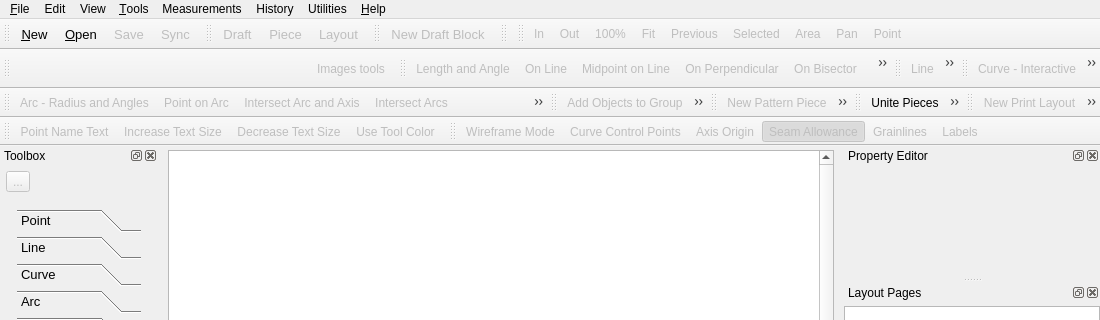
This is src/app/seamly2d/mainwindow.ui in FashionFreedom/Seamly2D as Qt 5 draws it before an edit; both pictures show x 0 to 1100 and y 0 to 320 of the 1100 by 809 pixel window. The edited form follows.
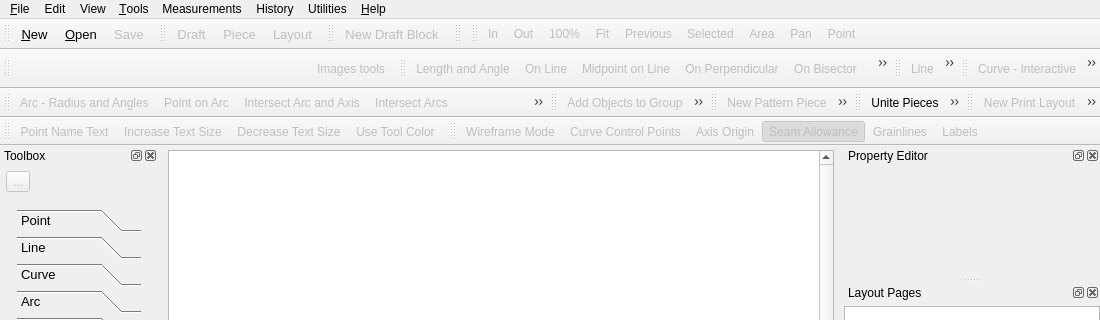
This is the edited form. Icons and pictures are not drawn. Custom widgets are drawn as their Qt base class.

Patch:
```diff
--- a/src/app/seamly2d/mainwindow.ui
+++ b/src/app/seamly2d/mainwindow.ui
@@ -373,7 +373,6 @@
    <addaction name="actionNew"/>
    <addaction name="actionOpen"/>
    <addaction name="save_Action"/>
-   <addaction name="syncMeasurements_Action"/>
   </widget>
   <widget class="QToolBar" name="mode_ToolBar">
    <property name="enabled">
```
Left out of the diff: 3 changed lines with no effect on the pictures.
